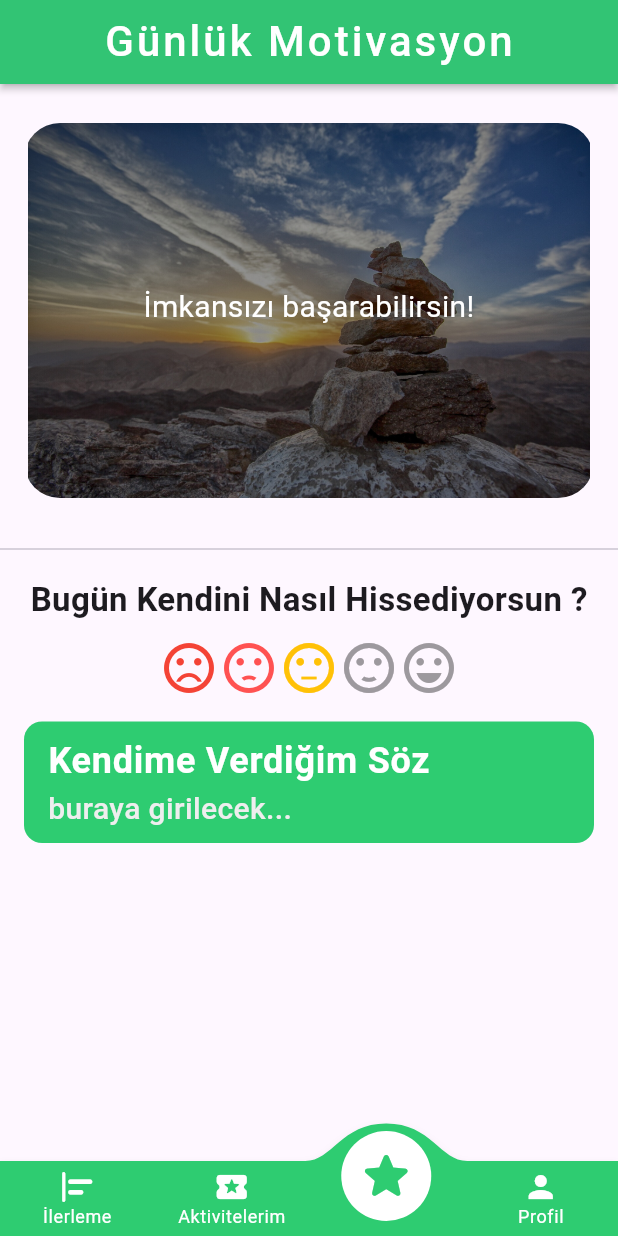
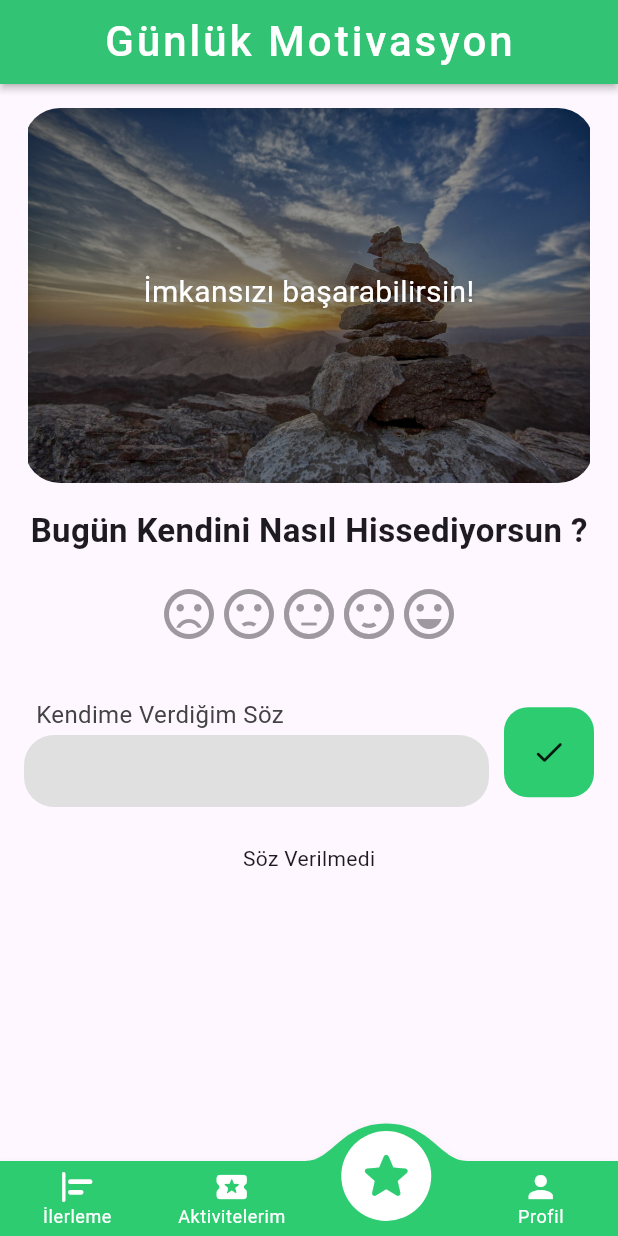
Before and after one commit to berkeyilmaz1/Chain, a Flutter app: the MainPage screen opened by its route, item 3 of the bottom bar chosen, on a phone screen of 412 x 824 dp. Run offline on Flutter 3.47's test engine with Material 3 defaults, Android fonts, the phone set to English and light mode, and no system bars; drawn by our look-alikes of convex_bottom_bar, flutter_rating_bar; our stand-ins replace cloud_firestore, firebase_auth, firebase_core, shared_preferences; accounts and stored records are empty.

Commit message:
motivation page upgraded

```diff
--- a/lib/components/dailyclick.dart
+++ b/lib/components/dailyclick.dart
@@ -3,7 +3,10 @@ import 'package:schallange/constants/constants.dart';
 import 'package:shared_preferences/shared_preferences.dart';
 
 class DailyClicker extends StatefulWidget {
+  const DailyClicker({super.key});
+
   @override
+  // ignore: library_private_types_in_public_api
   _DailyClickerState createState() => _DailyClickerState();
 }
 
@@ -70,7 +73,7 @@ class _DailyClickerState extends State<DailyClicker> {
   Widget build(BuildContext context) {
     return ElevatedButton(
       style: const ButtonStyle(elevation: MaterialStatePropertyAll(20),
-      backgroundColor: const MaterialStatePropertyAll(Colors.white)),
+      backgroundColor:  MaterialStatePropertyAll(Colors.white)),
       onPressed: _handleButtonClick,
       child: const Text('Tıkla',style: kButtonTextStyle,),
     );
--- /dev/null
+++ b/lib/components/myPostButton.dart
@@ -0,0 +1,21 @@
+import 'package:flutter/material.dart';
+import 'package:schallange/constants/constants.dart';
+
+class myPostButton extends StatelessWidget {
+  const myPostButton({super.key, this.onTap});
+  final void Function()? onTap;
+  @override
+  Widget build(BuildContext context) {
+    return GestureDetector(
+      onTap: onTap,
+      child: Container(
+        decoration: const BoxDecoration(
+            color: ufo_green,
+            borderRadius: BorderRadius.all(Radius.circular(16))),
+        padding: EdgeInsets.all(18),
+        margin: const EdgeInsets.only(left: 10),
+        child: const Center(child: Icon(Icons.done_rounded)),
+      ),
+    );
+  }
+}
--- a/lib/components/myTile.dart
+++ b/lib/components/myTextField.dart
@@ -2,8 +2,8 @@ import 'package:flutter/material.dart';
 import 'package:schallange/components/mySizedBox.dart';
 import 'package:schallange/constants/constants.dart';
 
-class CustomTile extends StatelessWidget {
-  const CustomTile({
+class CustomTextField extends StatelessWidget {
+  const CustomTextField({
     super.key,
     required this.name,
     required this.obscureText,
--- a/lib/components/ratingBar.dart
+++ b/lib/components/ratingBar.dart
@@ -7,7 +7,7 @@ class MyRatingBar extends StatelessWidget {
   @override
   Widget build(BuildContext context) {
     return RatingBar.builder(
-      initialRating: 3,
+      initialRating: 0,
       itemCount: 5,
       itemBuilder: (context, index) {
         switch (index) {
--- /dev/null
+++ b/lib/database/firestore.dart
@@ -0,0 +1,25 @@
+import 'package:cloud_firestore/cloud_firestore.dart';
+import 'package:firebase_auth/firebase_auth.dart';
+
+class FirestoreDatabase {
+  User? user = FirebaseAuth.instance.currentUser;
+
+  final CollectionReference posts =
+      FirebaseFirestore.instance.collection("Posts");
+
+  Future<void> addPost(String message) {
+    return posts.add({
+      'Useremail': user!.email,
+      'postMessage': message,
+      'TimeStamp:': Timestamp.now(),
+    });
+  }
+
+  Stream<QuerySnapshot> getPostsStream() {
+    final postsStream = FirebaseFirestore.instance
+        .collection("Posts")
+        .orderBy('TimeStamp', descending: true)
+        .snapshots();
+    return postsStream;
+  }
+}
--- a/lib/pages/Tabs/mainPage.dart
+++ b/lib/pages/Tabs/mainPage.dart
@@ -1,5 +1,5 @@
+// ignore: file_names
 import 'package:convex_bottom_bar/convex_bottom_bar.dart';
-import 'package:firebase_auth/firebase_auth.dart';
 import 'package:flutter/material.dart';
 import 'package:schallange/constants/constants.dart';
 import 'package:schallange/pages/Tabs/activityPage.dart';
@@ -50,7 +50,7 @@ class _MainPageState extends State<MainPage> {
   Widget _buildBody() {
     switch (_currentIndex) {
       case 0:
-        return  TimeCounterPage();
+        return  const TimeCounterPage();
       case 1:
         return const ActivityPage();
       case 2:
--- a/lib/pages/Tabs/motivation.dart
+++ b/lib/pages/Tabs/motivation.dart
@@ -1,9 +1,11 @@
 import 'dart:math';
 
 import 'package:flutter/material.dart';
+import 'package:schallange/components/myPostButton.dart';
 import 'package:schallange/components/mySizedBox.dart';
+import 'package:schallange/components/myTextField.dart';
 import 'package:schallange/components/ratingBar.dart';
-import 'package:schallange/constants/constants.dart';
+import 'package:schallange/database/firestore.dart';
 import 'package:shared_preferences/shared_preferences.dart';
 
 class RandomMessagePage extends StatefulWidget {
@@ -15,6 +17,7 @@ class RandomMessagePage extends StatefulWidget {
 }
 
 class _RandomMessagePageState extends State<RandomMessagePage> {
+  final TextEditingController _newPromiseController = TextEditingController();
   List<String> messages = [
     "İmkansızı başarabilirsin!",
     "Yarın daha iyi olacak.",
@@ -27,6 +30,13 @@ class _RandomMessagePageState extends State<RandomMessagePage> {
     "Her gün bir adım daha ileri.",
     "Sınırlarını zorla, başarı seninle.",
   ];
+  //add a promise
+  List<String> items = [];
+  void addItem(String newItem) {
+    setState(() {
+      items.add(newItem);
+    });
+  }
 
   String selectedMessage = '';
   late SharedPreferences prefs;
@@ -65,17 +75,29 @@ class _RandomMessagePageState extends State<RandomMessagePage> {
     return messages[random.nextInt(messages.length)];
   }
 
+  void Function()? onPressed;
+  final FirestoreDatabase database = FirestoreDatabase();
+
+  void postMessage() {
+    if (_newPromiseController.text.isNotEmpty) {
+      String message = _newPromiseController.text;
+      database.addPost(message);
+    }
+    _newPromiseController.clear();
+  }
+
   @override
   Widget build(BuildContext context) {
     double width = MediaQuery.of(context).size.width;
     return Scaffold(
+      resizeToAvoidBottomInset: false,
       appBar: AppBar(
         automaticallyImplyLeading: false,
         title: const Text('Günlük Motivasyon'),
       ),
-      body: Column(
+      body: SingleChildScrollView(
+        child: Column(
           children: [
-          const MySizedBox(height: 10, widht: 0),
             Padding(
               padding: const EdgeInsets.all(16.0),
               child: Stack(
@@ -112,9 +134,9 @@ class _RandomMessagePageState extends State<RandomMessagePage> {
                 ],
               ),
             ),
-          const MySizedBox(height: 10, widht: 0),
-          const Divider(),
-          const MySizedBox(height: 10, widht: 0),
+            Column(
+              mainAxisAlignment: MainAxisAlignment.center,
+              children: [
                 SizedBox(
                     width: width,
                     child: const Center(
@@ -122,30 +144,63 @@ class _RandomMessagePageState extends State<RandomMessagePage> {
                             maxLines: 1,
                             style: TextStyle(
                                 fontSize: 22, fontWeight: FontWeight.bold)))),
-          const MySizedBox(height: 10, widht: 0),
+                const MySizedBox(height: 20, widht: 0),
                 const MyRatingBar(),
+                const MySizedBox(height: 20, widht: 0)
+              ],
+            ),
             Padding(
               padding: const EdgeInsets.all(16.0),
-      child: Container(
-        decoration: const BoxDecoration(
-            color: ufo_green,
-            borderRadius: BorderRadius.all(Radius.circular(12))),
-
-        child:  ListTile(
-          title: const Text(
-            "Kendime Verdiğim Söz",
-            style: TextStyle(
-                color: Colors.white, fontSize: 24, fontWeight: FontWeight.w600,),
+              child: Row(
+                mainAxisAlignment: MainAxisAlignment.spaceBetween,
+                children: [
+                  Expanded(
+                    child: CustomTextField(
+                        name: "Kendime Verdiğim Söz",
+                        obscureText: false,
+                        controllerName: _newPromiseController),
                   ),
-          subtitle: Text("buraya girilecek...",
-              style: TextStyle(
-                  color: Colors.grey.shade200,
-                  fontSize: 20,
-                  fontWeight: FontWeight.w500)),
+                  myPostButton(
+                    onTap: postMessage,
+                  )
+                ],
               ),
             ),
-    )
+            StreamBuilder(
+              stream: database.getPostsStream(),
+              builder: (context, snapshot) {
+                if (snapshot.connectionState == ConnectionState.waiting) {
+                  return const Center(child: CircularProgressIndicator());
+                }
+                final posts = snapshot.data!.docs;
+                if (snapshot.data == null || posts.isEmpty) {
+                  return const Center(
+                    child: Padding(
+                      padding: EdgeInsets.all(8.0),
+                      child: Text('Söz Verilmedi'),
+                    ),
+                  );
+                } else {
+                  return Expanded(
+                    child: ListView.builder(
+                      itemCount: posts.length,
+                      itemBuilder: (context, index) {
+                        final post = posts[index];
+                        String message = post['postMessage'];
+                        String userEmail = post['Useremail'];
+                        String timestamp = post['TimeStamp'];
+                        return ListTile(
+                          title: Text(message),
+                          subtitle: Text(userEmail),
+                        );
+                      },
+                    ),
+                  );
+                }
+              },
+            ),
           ],
+        ),
       ),
     );
   }
--- a/lib/pages/Tabs/profile.dart
+++ b/lib/pages/Tabs/profile.dart
@@ -24,7 +24,7 @@ class ProfilePage extends StatelessWidget {
             .get(),
         builder: (context, snapshot) {
           if (snapshot.connectionState == ConnectionState.waiting) {
-            return const CircularProgressIndicator();
+            return const Center(child: CircularProgressIndicator());
           } else if (snapshot.hasError) {
             return Text('Error: ${snapshot.error}');
           } else {
--- a/lib/pages/authPages/loginPages.dart
+++ b/lib/pages/authPages/loginPages.dart
@@ -2,7 +2,7 @@ import 'package:firebase_auth/firebase_auth.dart';
 import 'package:flutter/material.dart';
 import 'package:schallange/components/myButton.dart';
 import 'package:schallange/components/mySizedBox.dart';
-import 'package:schallange/components/myTile.dart';
+import 'package:schallange/components/myTextField.dart';
 import 'package:schallange/constants/constants.dart';
 import 'package:schallange/pages/authPages/signUpPage.dart';
 
@@ -45,7 +45,7 @@ class _LoginPageState extends State<LoginPage> {
                         child: Column(
                           children: [
                             const MySizedBox(height: 30, widht: 0),
-                            CustomTile(
+                            CustomTextField(
                                 validator: (value) {
                                   if (value!.isEmpty) {
                                     return "Bilgileri Eksizsiz Doldurunuz!";
@@ -58,7 +58,7 @@ class _LoginPageState extends State<LoginPage> {
                                 name: "E-mail",
                                 obscureText: false),
                             const MySizedBox(height: 30, widht: 0),
-                            CustomTile(
+                            CustomTextField(
                                 validator: (value) {
                                   if (value!.isEmpty) {
                                     return "Bilgileri Eksizsiz Doldurunuz!";
```
Also changed, not shown: lib/components/newDailyclick.dart (added, +99 -0 lines), lib/main.dart (+9 -4 lines), lib/pages/Tabs/activityPage.dart (+7 -7 lines), lib/pages/authPages/signUpPage.dart (+6 -6 lines). Lines whose indentation alone changed are shown as unchanged.
